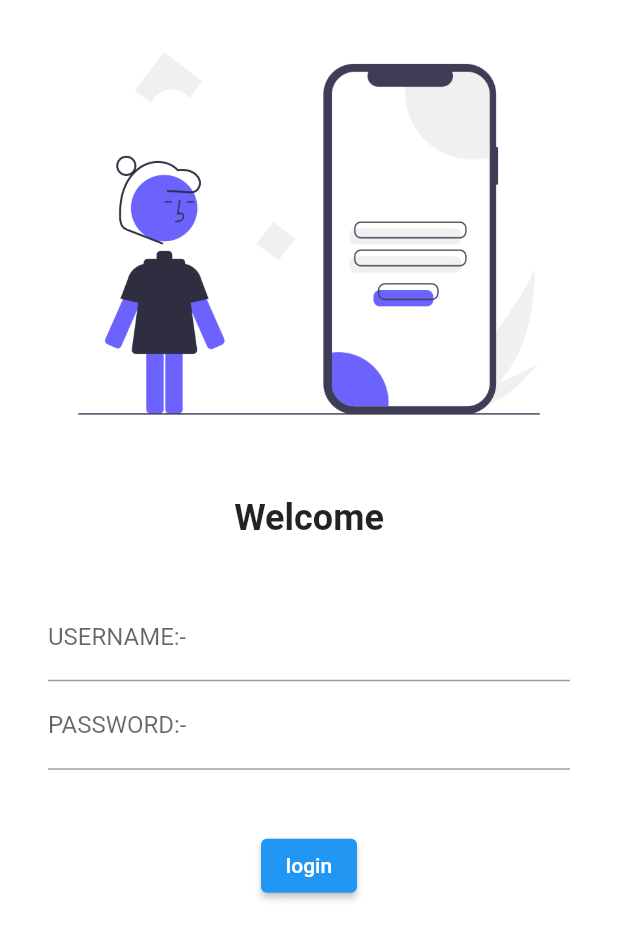
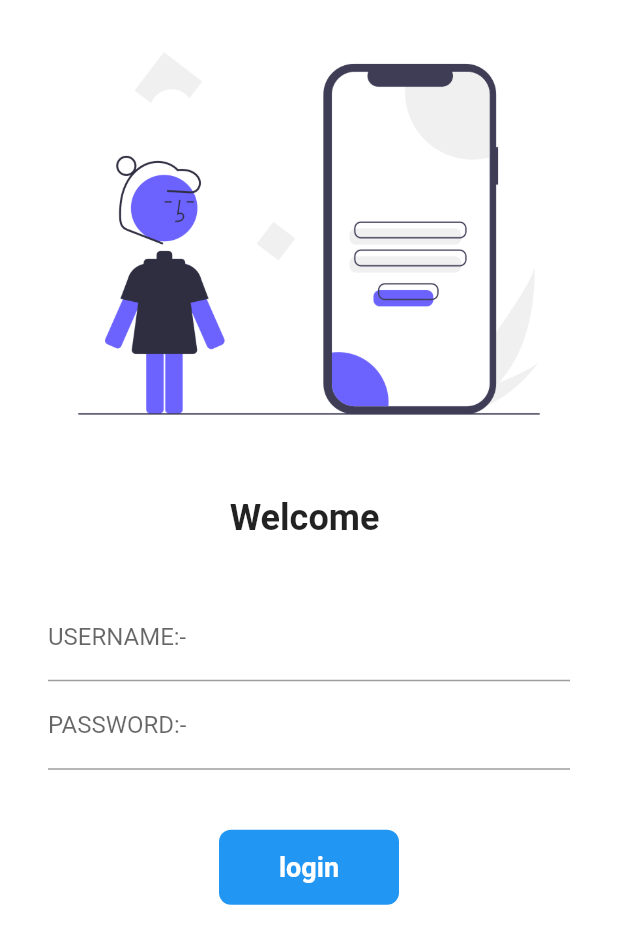
Before and after one commit to AnshDoshi/shopping_cart_app_flutter, a Flutter app: the screen it shows after launch, on a phone screen of 412 x 824 dp. Shown: the top 944 px of the screen. Run offline on Flutter 3.47's test engine with Material 2 defaults, Android fonts, the phone set to English and light mode, and no system bars; our stand-ins replace google_fonts; missing offline and left inert: dart:ffi.

Commit message:
completed animation loginbutton

```diff
--- a/lib/pages/LoginPage.dart
+++ b/lib/pages/LoginPage.dart
@@ -1,7 +1,17 @@
+import 'dart:ffi';
+
 import 'package:flutter/material.dart';
 import 'package:my_app/utils/routes.dart';
 
-class LoginPage extends StatelessWidget {
+class LoginPage extends StatefulWidget {
+  @override
+  State<LoginPage> createState() => _LoginPageState();
+}
+
+class _LoginPageState extends State<LoginPage> {
+  String name = "";
+  bool changebutton = false;
+
   @override
   Widget build(BuildContext context) {
     return Material(
@@ -19,7 +29,7 @@ class LoginPage extends StatelessWidget {
                 // child: Text("hiii"),
               ),
               Text(
-                "Welcome",
+                "Welcome $name",
                 style: TextStyle(fontSize: 24, fontWeight: FontWeight.bold),
               ),
               SizedBox(
@@ -31,8 +41,14 @@ class LoginPage extends StatelessWidget {
                 child: Column(
                   children: [
                     TextFormField(
+                      autocorrect: false,
                       decoration: InputDecoration(
                           hintText: "ENTER USERNAME", labelText: "USERNAME:-"),
+                      onChanged: (value) {
+                        setState(() {
+                          name = value;
+                        });
+                      },
                     ),
                     TextFormField(
                       obscureText: true,
@@ -40,15 +56,52 @@ class LoginPage extends StatelessWidget {
                           hintText: "ENTER PASSWORD", labelText: "PASSWORD:-"),
                     ),
                     SizedBox(
-                      height: 40,
+                      height: 40.0,
                     ),
-                    ElevatedButton(
-                      onPressed: () {
+                    InkWell(
+                      onTap: () async {
+                        setState(() {
+                          changebutton = true;
+                        });
+
+                        await Future.delayed(Duration(seconds: 2));
+
                         Navigator.pushNamed(context, MyRoutes.homeRoute);
                       },
-                      child: Text("login"),
-                      style: TextButton.styleFrom(maximumSize: Size(130, 50)),
+                      child: AnimatedContainer(
+                        duration: Duration(seconds: 1),
+                        width: changebutton ? 50 : 120,
+                        height: 50,
+                        alignment: Alignment.center,
+                        child: changebutton
+                            ? Icon(
+                                Icons.done,
+                                color: Colors.white,
+                              )
+                            : Text(
+                                "login",
+                                style: TextStyle(
+                                    color: Colors.white,
+                                    fontWeight: FontWeight.bold,
+                                    fontSize: 18),
+                              ),
+                        decoration: BoxDecoration(
+                            color: Colors.blue,
+                            // shape: changebutton
+                            //     ? BoxShape.circle
+                            //     : BoxShape.rectangle,
+                            borderRadius:
+                                BorderRadius.circular(changebutton ? 50 : 8)),
+                      ),
                     )
+
+                    // ElevatedButton(
+                    //   child: Text("login"),
+                    //   style: TextButton.styleFrom(maximumSize: Size(130, 50)),
+                    //   onPressed: () {
+                    //     Navigator.pushNamed(context, MyRoutes.homeRoute);
+                    //   },
+                    // )
                   ],
                 ),
               )
```
